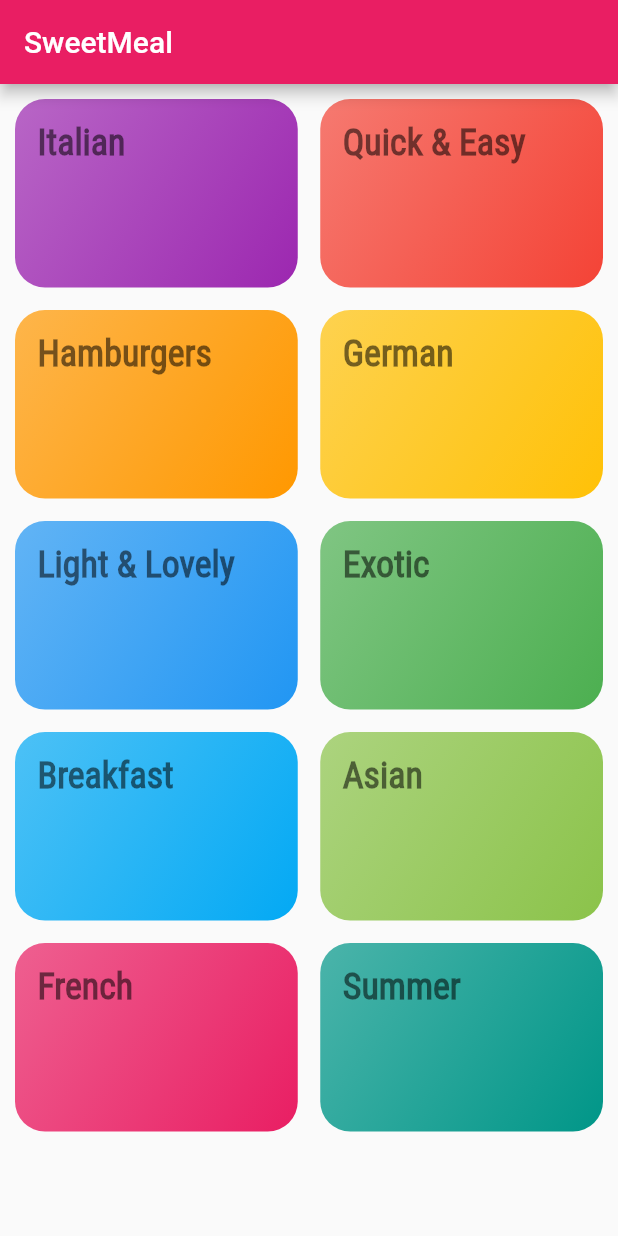
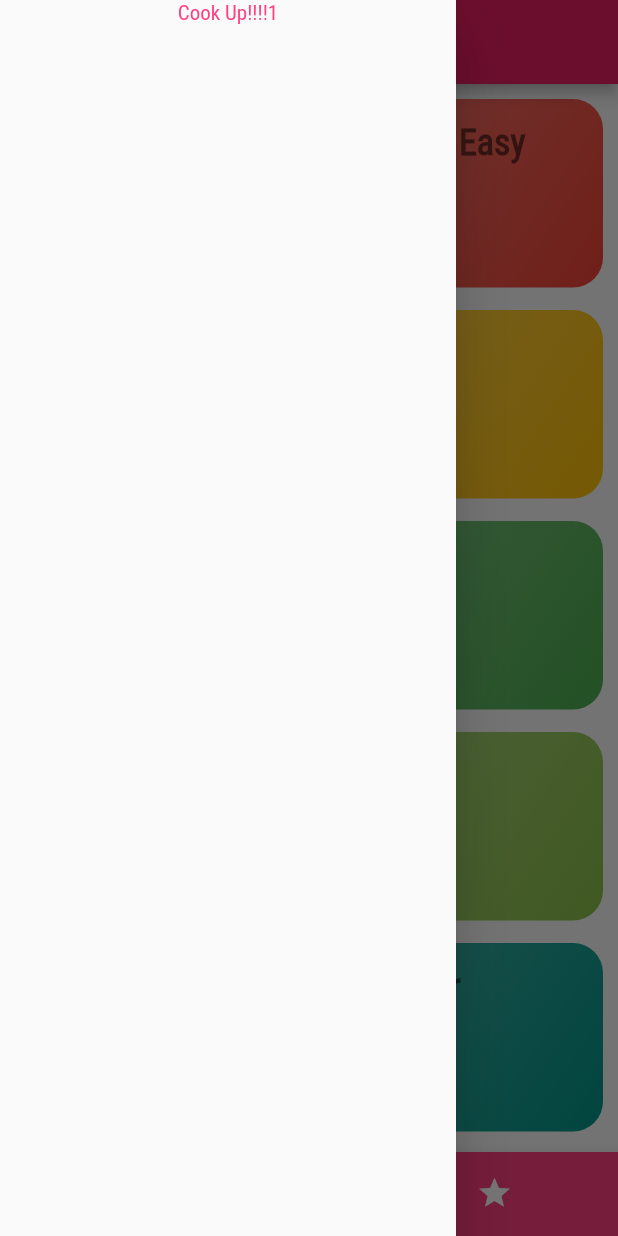
Before and after one commit to dimeprog/SweetMeal, a Flutter app: the screen it shows after launch, with the side drawer open (before the commit the screen has no drawer), on a phone screen of 412 x 824 dp. Run offline on Flutter 3.47's test engine with Material 2 defaults, Android fonts, the phone set to English and light mode, and no system bars.

Commit message:
create tab screen and also started drawer widget

```diff
--- a/sweetmeal/lib/main.dart
+++ b/sweetmeal/lib/main.dart
@@ -1,6 +1,8 @@
 import 'package:flutter/material.dart';
-import 'package:sweetmeal/screens/category_meal_screen.dart';
-import 'package:sweetmeal/screens/meal_detail_screen.dart';
+import 'package:sweetmeal/screens/tabs_screen.dart';
+import './screens/category_meal_screen.dart';
+import './screens/favourite_screen.dart';
+import './screens/meal_detail_screen.dart';
 import './screens/categories_screen.dart';
 
 void main() {
@@ -15,7 +17,9 @@ class MyApp extends StatelessWidget {
   Widget build(BuildContext context) {
     return MaterialApp(
       title: 'SweetMeal',
+
       theme: ThemeData(
+        fontFamily: 'RobotoCondensed',
         primarySwatch: Colors.pink,
         accentColor: Colors.amber,
         // colorScheme: ColorScheme.fromSwatch(
@@ -44,7 +48,7 @@ class MyApp extends StatelessWidget {
       ),
       // home: CatagoriesScreen(),
       routes: {
-        '/': (context) => CatagoriesScreen(),
+        '/': (context) => TabsScreen(),
         CategoryMealScreen.routeName: (context) => CategoryMealScreen(),
         MealDetailScreen.routeName: (context) => MealDetailScreen(),
       },
--- a/sweetmeal/lib/screens/categories_screen.dart
+++ b/sweetmeal/lib/screens/categories_screen.dart
@@ -2,14 +2,10 @@ import 'package:flutter/material.dart';
 import '../widget/category_item.dart';
 import '../models/dummy_data.dart';
 
-class CatagoriesScreen extends StatelessWidget {
+class CategoriesScreen extends StatelessWidget {
   @override
   Widget build(BuildContext context) {
-    return Scaffold(
-      appBar: AppBar(
-        title: const Text('SweetMeal'),
-      ),
-      body: GridView(
+    return GridView(
       padding: const EdgeInsets.all(10),
       children: DUMMY_CATEGORIES
           .map((catData) => CategoryItem(
@@ -23,7 +19,7 @@ class CatagoriesScreen extends StatelessWidget {
         childAspectRatio: 3 / 2,
         crossAxisSpacing: 15,
         mainAxisSpacing: 15,
-          )),
+      ),
     );
   }
 }
--- /dev/null
+++ b/sweetmeal/lib/screens/favourite_screen.dart
@@ -0,0 +1,12 @@
+import 'package:flutter/material.dart';
+
+class FavouriteScreen extends StatelessWidget {
+  @override
+  Widget build(BuildContext context) {
+    return Container(
+      child: Center(
+        child: Text('hello favourite'),
+      ),
+    );
+  }
+}
--- /dev/null
+++ b/sweetmeal/lib/screens/tabs_screen.dart
@@ -0,0 +1,64 @@
+import 'package:flutter/material.dart';
+import '../widget/drawer.dart';
+import './categories_screen.dart';
+import './favourite_screen.dart';
+
+class TabsScreen extends StatefulWidget {
+  @override
+  State<TabsScreen> createState() => _TabsScreenState();
+}
+
+class _TabsScreenState extends State<TabsScreen> {
+  final List<Map> _page = [
+    {
+      'page': CategoriesScreen(),
+      'title': 'categories',
+    },
+    {
+      'page': FavouriteScreen(),
+      'title': ' Your favourite Meals',
+    }
+  ];
+  int selectedIndex = 0;
+
+  void _selectedPage(int index) {
+    setState(() {
+      selectedIndex = index;
+    });
+  }
+
+  @override
+  Widget build(BuildContext context) {
+    return Scaffold(
+      appBar: AppBar(
+        title: Text(_page[selectedIndex]['title']),
+      ),
+      drawer: MainDrawer(),
+      body: _page[selectedIndex]['page'],
+      bottomNavigationBar: BottomNavigationBar(
+        selectedItemColor: Colors.yellowAccent,
+        unselectedItemColor: Colors.white,
+        backgroundColor: Colors.pinkAccent,
+        type: BottomNavigationBarType.shifting,
+        currentIndex: selectedIndex,
+        onTap: _selectedPage,
+        items: const [
+          BottomNavigationBarItem(
+            backgroundColor: Colors.pinkAccent,
+            icon: Icon(
+              Icons.category,
+            ),
+            label: 'categories',
+          ),
+          BottomNavigationBarItem(
+            backgroundColor: Colors.pinkAccent,
+            icon: Icon(
+              Icons.star,
+            ),
+            label: 'favourite',
+          ),
+        ],
+      ),
+    );
+  }
+}
--- /dev/null
+++ b/sweetmeal/lib/widget/drawer.dart
@@ -0,0 +1,19 @@
+import 'package:flutter/material.dart';
+
+class MainDrawer extends StatelessWidget {
+  @override
+  Widget build(BuildContext context) {
+    return Drawer(
+      child: Column(children: [
+        Container(
+          child: const Text(
+            'Cook Up!!!!1',
+            style: TextStyle(
+              color: Colors.pinkAccent,
+            ),
+          ),
+        ),
+      ]),
+    );
+  }
+}
```
Lines whose indentation alone changed are shown as unchanged.
